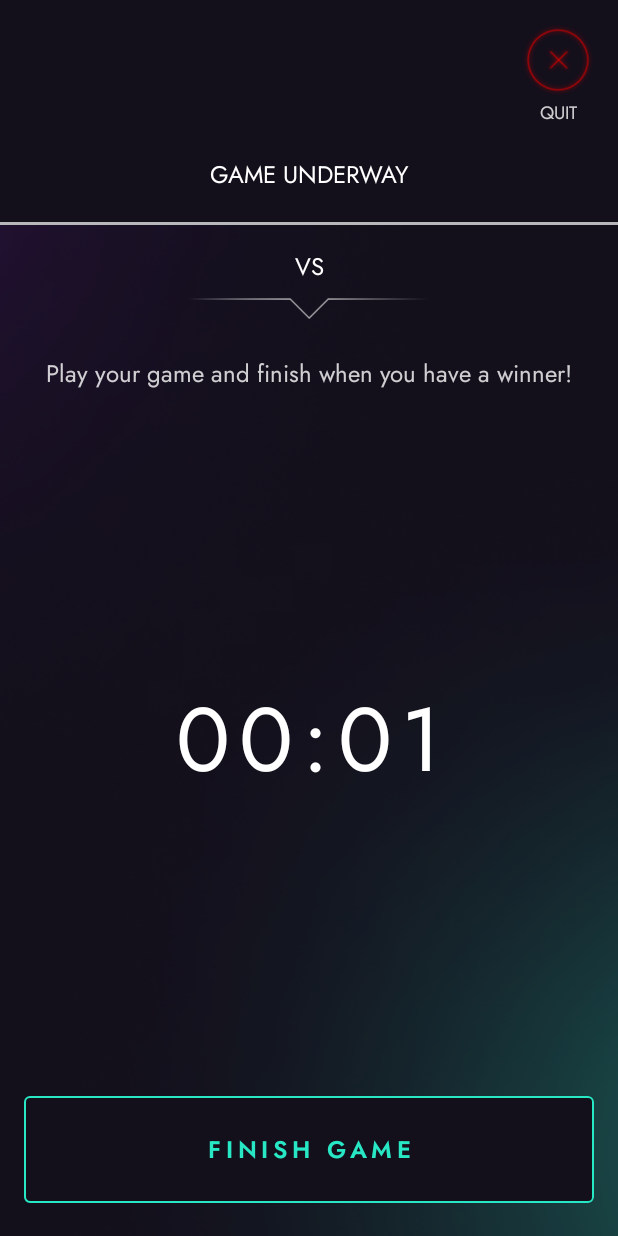
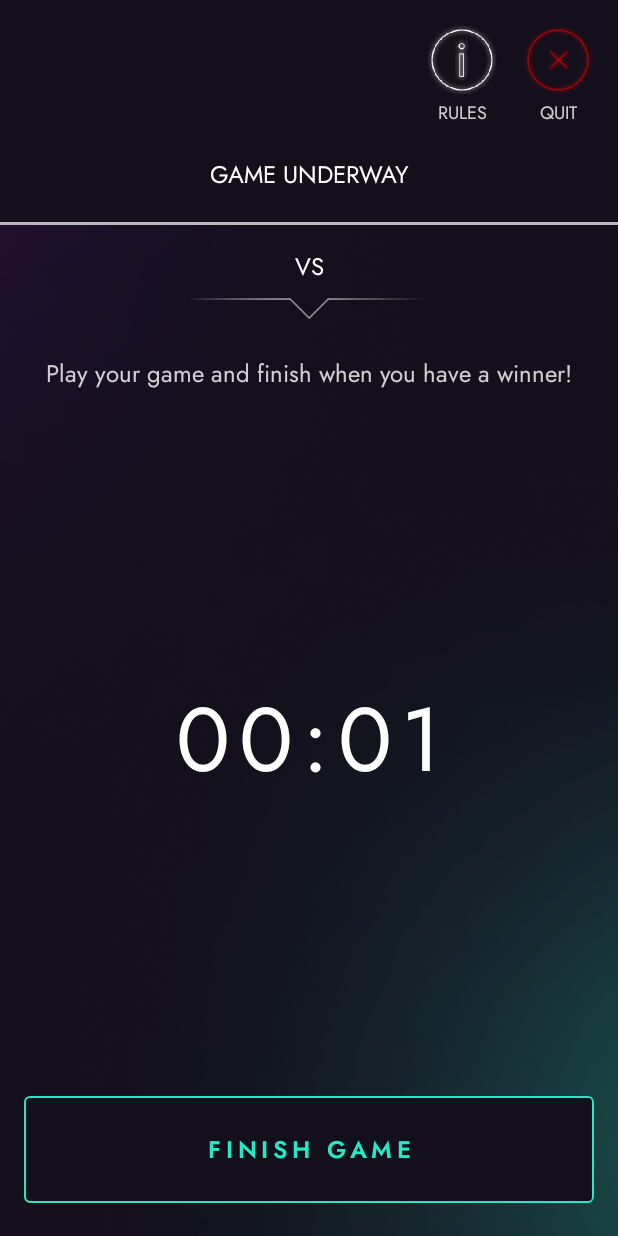
Before and after one commit to ryanDMaule/cornerPocket, an Android app: the GameUnderwayFragment screen opened through its navigation route, on a phone screen of 412 x 824 dp. Run offline under Robolectric (Android 15) with nearby library versions, the phone set to English and light mode, and no system bars; our stand-ins replace AdMob; libraries missing offline, so code that uses them is left out: com.canhub.cropper, io.realm.kotlin, org.mongodb.kbson; pictures from the network do not load; 2 statements that could not run were skipped.

Commit message:
show rules PDF in the game underway fragment

```diff
--- a/app/src/main/java/com/example/cornerpocket/presentation/play/GameUnderwayFragment.kt
+++ b/app/src/main/java/com/example/cornerpocket/presentation/play/GameUnderwayFragment.kt
@@ -1,5 +1,6 @@
 package com.example.cornerpocket.presentation.play
 
+import android.content.Intent
 import android.os.Bundle
 import android.util.Log
 import androidx.fragment.app.Fragment
@@ -9,6 +10,7 @@ import android.view.ViewGroup
 import androidx.activity.OnBackPressedCallback
 import androidx.navigation.fragment.findNavController
 import androidx.navigation.navGraphViewModels
+import com.example.cornerpocket.Activities.PdfActivity
 import com.example.cornerpocket.Utils.HelperFunctions
 import com.example.cornerpocket.R
 import com.example.cornerpocket.Utils.DialogUtils
@@ -47,6 +49,11 @@ class GameUnderwayFragment : Fragment() {
             }
         })
         //endregion
+
+        binding.infoButton.setOnClickListener {
+            val intent = Intent(requireContext(), PdfActivity::class.java)
+            startActivity(intent)
+        }
 
         binding.timer.start()
 
--- a/app/src/main/res/layout/fragment_game_underway.xml
+++ b/app/src/main/res/layout/fragment_game_underway.xml
@@ -43,6 +43,23 @@
                 android:text="@string/quit"
                 app:layout_constraintEnd_toEndOf="@+id/quit_button"
                 app:layout_constraintStart_toStartOf="@+id/quit_button"
+                app:layout_constraintTop_toBottomOf="@+id/quit_button" />
+
+            <ImageView
+                android:id="@+id/info_button"
+                style="@style/iconSize"
+                android:contentDescription="@string/quit_icon"
+                android:layout_marginEnd="16dp"
+                android:src="@drawable/info_icon_white"
+                app:layout_constraintEnd_toStartOf="@+id/quit_button"
+                app:layout_constraintTop_toTopOf="parent" />
+
+            <TextView
+                android:id="@+id/info_text"
+                style="@style/navButtonText"
+                android:text="@string/rules"
+                app:layout_constraintEnd_toEndOf="@+id/info_button"
+                app:layout_constraintStart_toStartOf="@+id/info_button"
                 app:layout_constraintTop_toBottomOf="@+id/quit_button" />
 
         </androidx.constraintlayout.widget.ConstraintLayout>
```
